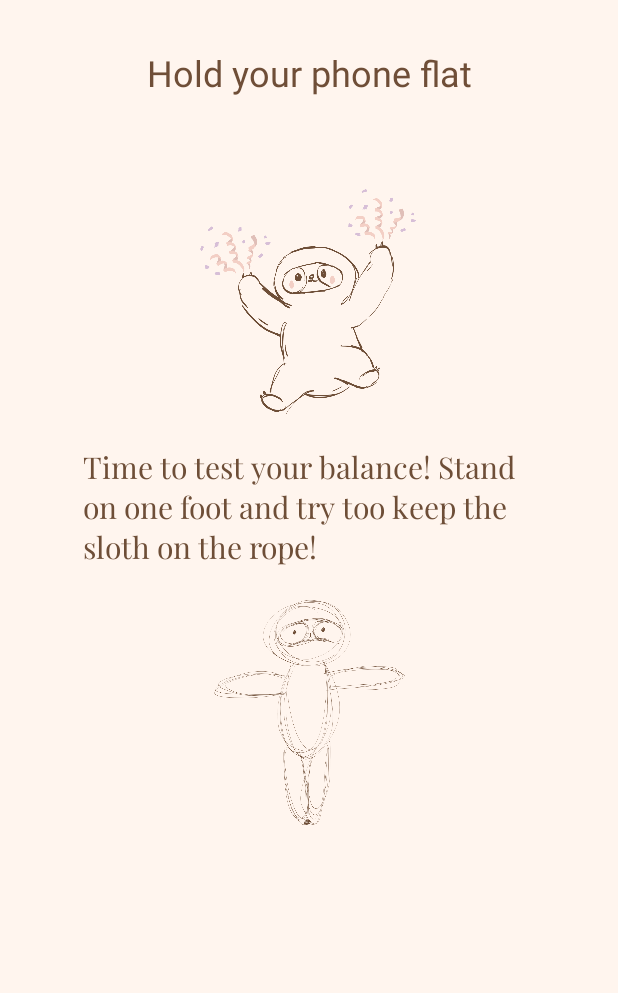
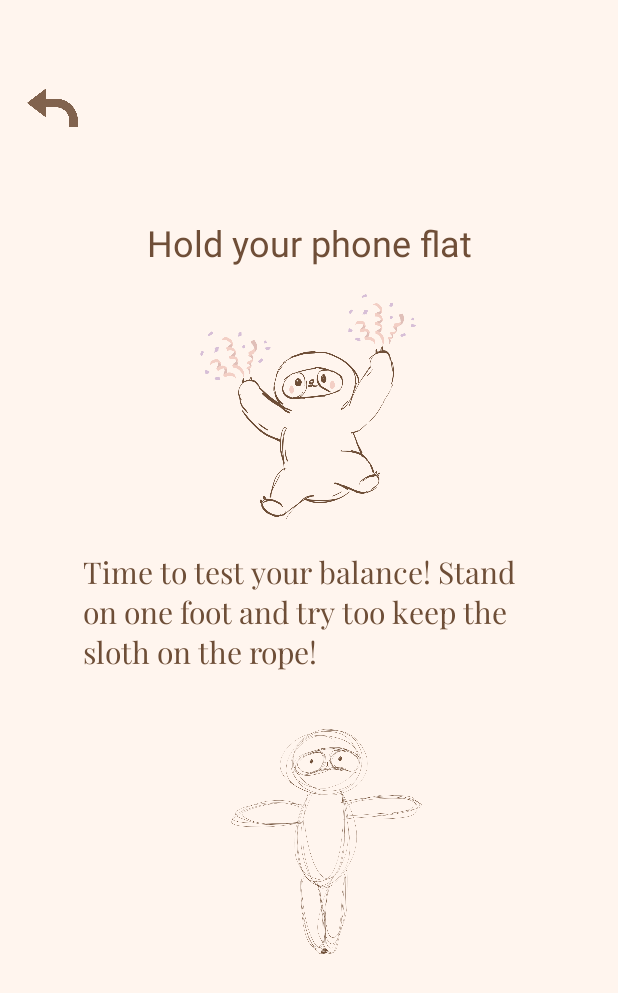
Before and after one commit to NaiKha/Nightshade, an Android app: the Balance screen opened directly, with no data from a screen before it, on a phone screen of 412 x 824 dp. Shown: the top 993 px of the screen. Run offline under Robolectric (Android 15) with nearby library versions, the phone set to English and light mode, and no system bars.

Commit message:
Minor design fixes

```diff
--- a/app/src/main/java/com/example/nightshade/Balance.java
+++ b/app/src/main/java/com/example/nightshade/Balance.java
@@ -6,6 +6,7 @@ import android.hardware.SensorEvent;
 import android.hardware.SensorEventListener;
 import android.hardware.SensorManager;
 import android.os.Bundle;
+import android.view.View;
 import android.widget.TextView;
 import android.widget.ImageView;
 
@@ -35,6 +36,13 @@ public class Balance extends AppCompatActivity implements SensorEventListener {
         sensorManager = (SensorManager) getSystemService(SENSOR_SERVICE);
         accelerometer = sensorManager.getDefaultSensor(Sensor.TYPE_ACCELEROMETER);
         sensorManager.registerListener(this, accelerometer, SensorManager.SENSOR_DELAY_UI);
+        ImageView back = (ImageView) findViewById(R.id.back2);
+        back.setOnClickListener(new View.OnClickListener() {
+            @Override
+            public void onClick(View v) {
+                startActivity(new Intent(Balance.this, Movement.class));
+            }
+        });
     }
 
     @Override
--- a/app/src/main/res/layout/activity_balance.xml
+++ b/app/src/main/res/layout/activity_balance.xml
@@ -13,14 +13,27 @@
         android:id="@+id/imageView"
         android:layout_width="152dp"
         android:layout_height="150dp"
-        android:layout_marginTop="126dp"
         android:layout_marginBottom="50dp"
         android:src="@drawable/konfetti"
         app:layout_constraintBottom_toTopOf="@+id/textView3"
         app:layout_constraintEnd_toEndOf="parent"
         app:layout_constraintHorizontal_bias="0.498"
+        app:layout_constraintStart_toStartOf="parent" />
+
+    <ImageView
+        android:id="@+id/back2"
+        android:layout_width="55dp"
+        android:layout_height="43dp"
+        android:layout_marginStart="8dp"
+        android:layout_marginTop="50dp"
+        android:layout_marginBottom="237dp"
+        android:src="@drawable/back_arrow2"
+        app:layout_constraintBottom_toTopOf="@+id/textView3"
+        app:layout_constraintEnd_toEndOf="parent"
+        app:layout_constraintHorizontal_bias="0.0"
         app:layout_constraintStart_toStartOf="parent"
-        app:layout_constraintTop_toTopOf="parent" />
+        app:layout_constraintTop_toTopOf="parent"
+        app:layout_constraintVertical_bias="0.0" />
 
     <TextView
         android:id="@+id/textView3"
@@ -35,28 +48,32 @@
         app:layout_constraintHorizontal_bias="0.495"
         app:layout_constraintStart_toStartOf="parent"
         app:layout_constraintTop_toBottomOf="@+id/imageView" />
+
     <ImageView
         android:id="@+id/level_image"
         android:layout_width="150dp"
         android:layout_height="150dp"
         android:layout_gravity="center"
-        android:layout_marginTop="400dp"
+        android:layout_marginTop="20dp"
         android:src="@drawable/test"
-        app:layout_constraintTop_toTopOf="parent"
+        app:layout_constraintEnd_toEndOf="parent"
+        app:layout_constraintHorizontal_bias="0.544"
         app:layout_constraintStart_toStartOf="parent"
-        app:layout_constraintEnd_toEndOf="parent"
-    />
+        app:layout_constraintTop_toBottomOf="@+id/textView3" />
+
     <TextView
         android:id="@+id/feedbackTextView"
         android:layout_width="wrap_content"
         android:layout_height="wrap_content"
+        android:layout_marginTop="145dp"
+        android:layout_marginBottom="18dp"
         android:text="Hold your phone flat"
+        android:textColor="#6F4E37"
         android:textSize="24sp"
-        android:textColor="#6F4E37"
-        android:layout_marginTop="32dp"
-        app:layout_constraintTop_toTopOf="parent"
+        app:layout_constraintBottom_toTopOf="@+id/imageView"
+        app:layout_constraintEnd_toEndOf="parent"
         app:layout_constraintStart_toStartOf="parent"
-        app:layout_constraintEnd_toEndOf="parent"/>
+        app:layout_constraintTop_toTopOf="parent" />
 
 
 
```
Also changed, not shown: app/src/main/res/layout/activity_microphone.xml (+10 -5 lines).
